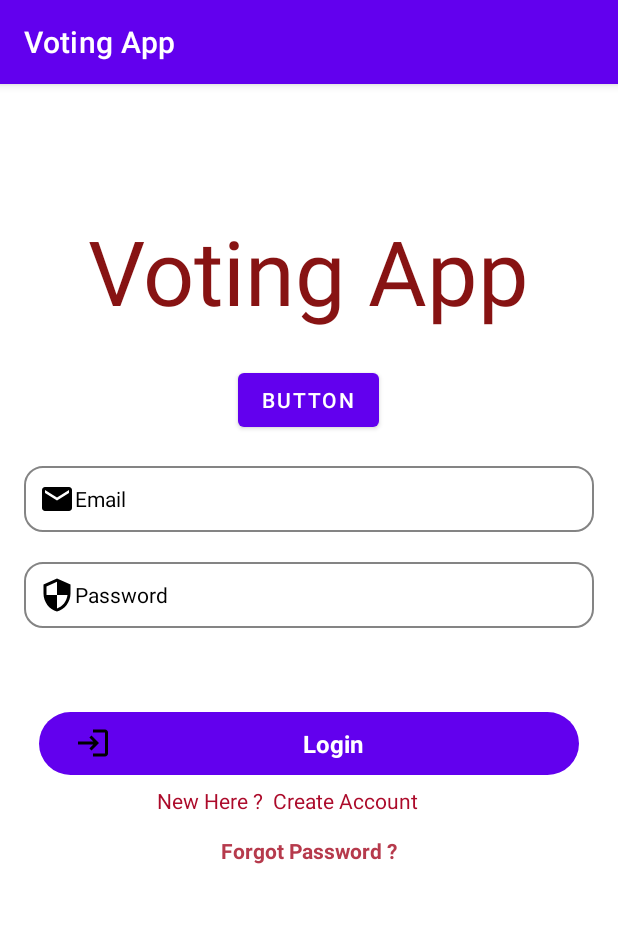
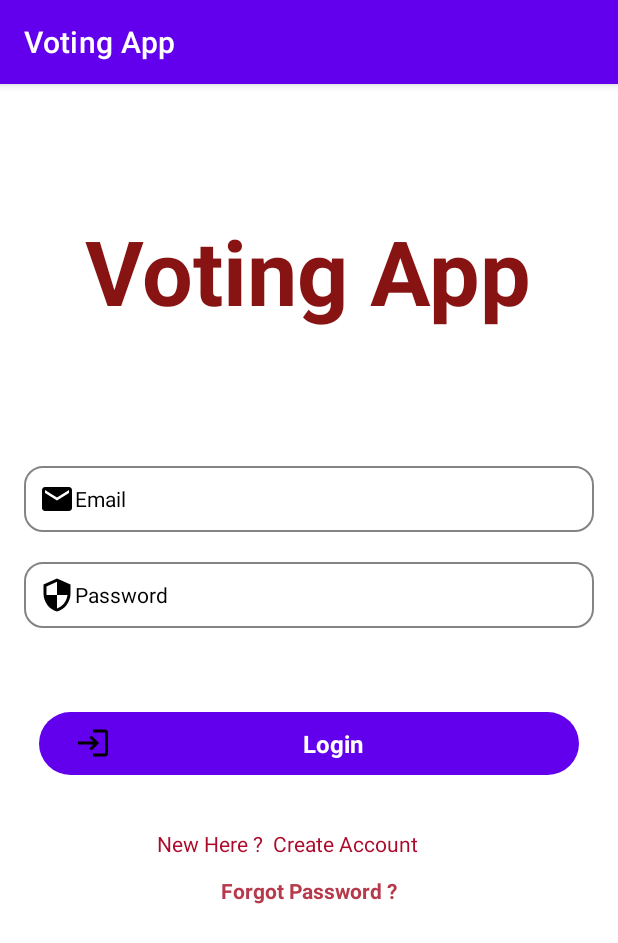
Before and after one commit to sachinthadilshann/VotingApp, an Android app: the screen it shows after launch (Login), on a phone screen of 412 x 824 dp. Shown: the top 943 px of the screen. Run offline under Robolectric (Android 15) with nearby library versions, the phone set to English and light mode, and no system bars; our stand-ins replace Firebase (no records; nobody signed in at launch, a user with empty details on screens opened directly).

Commit message:
minor change

```diff
--- a/app/src/main/res/layout/activity_login.xml
+++ b/app/src/main/res/layout/activity_login.xml
@@ -11,6 +11,7 @@
         android:layout_width="wrap_content"
         android:layout_height="wrap_content"
         android:text="Voting App"
+        android:textStyle="bold"
         android:textColor="#871313"
         android:textSize="60sp"
         app:layout_constraintBottom_toBottomOf="parent"
@@ -86,13 +87,14 @@
         android:id="@+id/createText"
         android:layout_width="wrap_content"
         android:layout_height="wrap_content"
-        android:layout_marginTop="468dp"
+        android:layout_marginTop="32dp"
         android:text="New Here ?  Create Account"
+        android:textAlignment="center"
         android:textColor="#AC0A2A"
         app:layout_constraintEnd_toEndOf="parent"
         app:layout_constraintHorizontal_bias="0.44"
         app:layout_constraintStart_toStartOf="parent"
-        app:layout_constraintTop_toTopOf="parent" />
+        app:layout_constraintTop_toBottomOf="@+id/loginBtn" />
 
     <ProgressBar
         android:id="@+id/progressBar"
@@ -124,6 +126,7 @@
         android:layout_width="wrap_content"
         android:layout_height="wrap_content"
         android:text="Button"
+        android:visibility="invisible"
         app:layout_constraintBottom_toBottomOf="parent"
         app:layout_constraintEnd_toEndOf="parent"
         app:layout_constraintHorizontal_bias="0.498"
```
